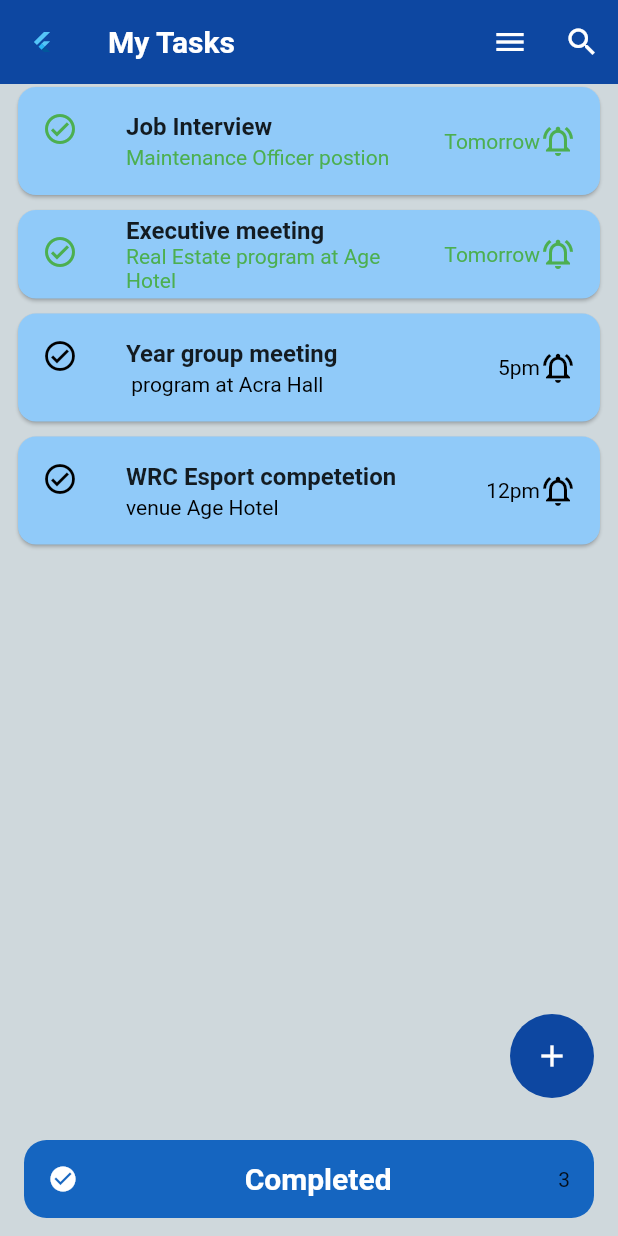
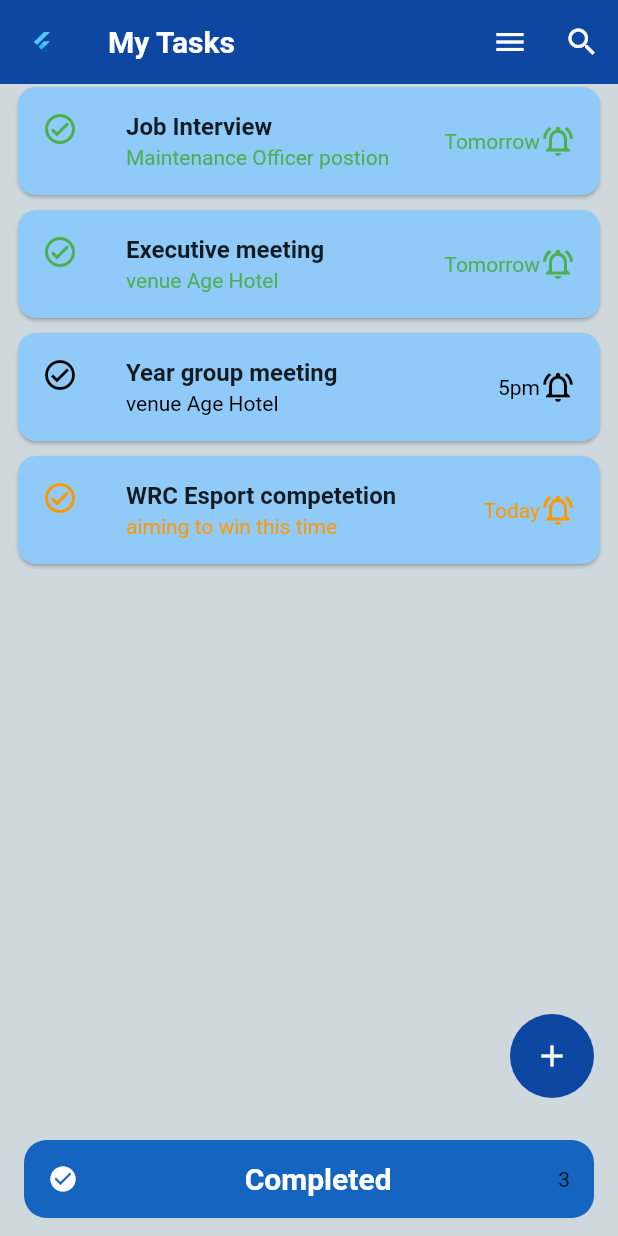
Before and after one commit to Benvid/Remind_Todo-App, a Flutter app: the screen it shows after launch, on a phone screen of 412 x 824 dp. Run offline on Flutter 3.47's test engine with Material 2 defaults, Android fonts, the phone set to English and light mode, and no system bars; our stand-ins replace modal_bottom_sheet.

Commit message:
Second Commit

```diff
--- a/lib/home_view.dart
+++ b/lib/home_view.dart
@@ -1,6 +1,7 @@
 import 'dart:ui';
 
 import 'package:flutter/material.dart';
+import 'package:modal_bottom_sheet/modal_bottom_sheet.dart';
 import 'package:to_do_app/utils.dart';
 import 'package:to_do_app/views/add_new.dart';
 
@@ -14,9 +15,9 @@ class HomeView extends StatefulWidget {
 class _HomeViewState extends State<HomeView> {
   String selectedItem = "todo";
 
-  List<Map<String, dynamic>> _completedData = [];
+  final List<Map<String, dynamic>> _completedData = [];
 
-  List<Map<String, dynamic>> _uncompletedData = [];
+  final List<Map<String, dynamic>> _uncompletedData = [];
 
   final List<Map<String, dynamic>> data = [
     {
@@ -52,13 +53,13 @@ class _HomeViewState extends State<HomeView> {
     {
       'title': 'WRC Esport competetion',
       'description': 'aiming to win this time',
-      'date_time': '12pm',
+      'date_time': 'Today',
       'status': false,
     },
     {
       'title': 'Hack A Day competetion',
       'description': 'aiming to win this time',
-      'date_time': 'Yesterday',
+      'date_time': 'Today',
       'status': true,
     },
   ];
@@ -107,71 +108,16 @@ class _HomeViewState extends State<HomeView> {
           )),
       body: ListView.separated(
           itemBuilder: (context, index) {
-            return Card(
-              margin: EdgeInsets.symmetric(horizontal: 12, vertical: 2),
-              shape: RoundedRectangleBorder(
-                  borderRadius: BorderRadius.circular(12)),
-              child: ListTile(
-                title: Text(_uncompletedData[index]['title'],
-                    maxLines: 1,
-                    overflow: TextOverflow.ellipsis,
-                    style: TextStyle(fontWeight: FontWeight.bold)),
-                subtitle: Text(
-                  data[index]['description'],
-                  style: TextStyle(
-                      color: _uncompletedData[index]['date_time']
-                              .contains('Yesterday')
-                          ? customColor(date: 'Yesterday')
-                          : _uncompletedData[index]['date_time']
-                                  .contains('Today')
-                              ? customColor(date: 'Today')
-                              : _uncompletedData[index]['date_time']
-                                      .contains('Tomorrow')
-                                  ? customColor(date: 'Tomorrow')
-                                  : customColor()),
-                ),
-                leading: Icon(Icons.check_circle_outline_outlined,
-                    color: _uncompletedData[index]['date_time']
-                            .contains('Yesterday')
-                        ? customColor(date: 'Yesterday')
-                        : _uncompletedData[index]['date_time'].contains('Today')
-                            ? customColor(date: 'Today')
-                            : _uncompletedData[index]['date_time']
-                                    .contains('Tomorrow')
-                                ? customColor(date: 'Tomorrow')
-                                : customColor()),
-                trailing: Row(
-                  mainAxisSize: MainAxisSize.min,
-                  children: [
-                    Text(
-                      _uncompletedData[index]['date_time'],
-                      style: TextStyle(
-                          color: _uncompletedData[index]['date_time']
-                                  .contains('Yesterday')
-                              ? customColor(date: 'Yesterday')
-                              : _uncompletedData[index]['date_time']
-                                      .contains('Today')
-                                  ? customColor(date: 'Today')
-                                  : _uncompletedData[index]['date_time']
-                                          .contains('Tomorrow')
-                                      ? customColor(date: 'Tomorrow')
-                                      : customColor()),
-                    ),
-                    Icon(Icons.notifications_active_outlined,
-                        color: _uncompletedData[index]['date_time']
-                                .contains('Yesterday')
-                            ? customColor(date: 'Yesterday')
-                            : _uncompletedData[index]['date_time']
-                                    .contains('Today')
-                                ? customColor(date: 'Today')
-                                : _uncompletedData[index]['date_time']
-                                        .contains('Tomorrow')
-                                    ? customColor(date: 'Tomorrow')
-                                    : customColor())
-                  ],
-                ),
-              ),
-            );
+            return TaskCardWidget(
+                dateTime:  selectedItem == 'todo'
+              ? _uncompletedData[index]['date_time']
+              : _completedData[index]['date_time'],
+              description:  selectedItem == 'todo'
+              ? _uncompletedData[index]['description']
+              : _completedData[index]['description'],
+              title:  selectedItem == 'todo'
+              ? _uncompletedData[index]['title']
+              : _completedData[index]['title'],);
           },
           separatorBuilder: (context, index) {
             return SizedBox(
@@ -186,6 +132,24 @@ class _HomeViewState extends State<HomeView> {
         left: false,
         child: Padding(
           padding: const EdgeInsets.symmetric(vertical: 12, horizontal: 16),
+          child: InkWell(
+            onTap: () {
+              showBarModalBottomSheet(
+                  context: context,
+                  builder: (context) {
+                    return ListView.separated(
+                        itemBuilder: (context, index) {
+                          return TaskCardWidget(
+                              dateTime: _completedData[index]['date_time'],
+                              title: _completedData[index]['title'],
+                              description: _completedData[index]['description']);
+                        },
+                        separatorBuilder: (context, index) {
+                          return SizedBox(height: 20);
+                        },
+                        itemCount: _completedData.length);
+                  });
+            },
             child: Material(
               borderRadius: BorderRadius.circular(15),
               color: Colors.blue[800],
@@ -219,6 +183,7 @@ class _HomeViewState extends State<HomeView> {
             ),
           ),
         ),
+      ),
       floatingActionButton: FloatingActionButton(
         elevation: 0,
         backgroundColor: Colors.blue[900],
@@ -235,3 +200,52 @@ class _HomeViewState extends State<HomeView> {
 
   ButtomNavigationBar() {}
 }
+
+class TaskCardWidget extends StatelessWidget {
+  const TaskCardWidget({Key? key, required this.title, required this.description, required this.dateTime}) : super(key: key);
+
+  final String title;
+  final String description;
+  final String dateTime;
+
+  @override
+  Widget build(BuildContext context) {
+    return Card(
+      margin: EdgeInsets.symmetric(horizontal: 12, vertical: 2),
+      shape: RoundedRectangleBorder(borderRadius: BorderRadius.circular(12)),
+      child: ListTile(
+        title: Text(
+            title,
+            maxLines: 1,
+            overflow: TextOverflow.ellipsis,
+            style: TextStyle(fontWeight: FontWeight.bold)),
+        subtitle: Text(
+          description,
+          maxLines: 3,
+          style: TextStyle(
+              color: customColor(
+                  date: dateTime)),
+        ),
+        leading: Icon(
+          Icons.check_circle_outline_outlined,
+          color: customColor(
+              date: dateTime),
+        ),
+        trailing: Row(
+          mainAxisSize: MainAxisSize.min,
+          children: [
+            Text(
+              dateTime,
+              style: TextStyle(
+                  color: customColor(
+                      date: dateTime)),
+            ),
+            Icon(Icons.notifications_active_outlined,
+                color: customColor(
+                    date: dateTime))
+          ],
+        ),
+      ),
+    );
+  }
+}
--- a/lib/views/add_new.dart
+++ b/lib/views/add_new.dart
@@ -100,7 +100,7 @@ class NewTask extends StatelessWidget {
                         _dateController.text =_dateFormat.format(selectedDate!) ;
                       });
                     },
-                    controller: _timeController,
+                    controller: _dateController,
                     maxLines: 1,
                     decoration: InputDecoration(
                       border: UnderlineInputBorder(
```
Lines whose indentation alone changed are shown as unchanged.
